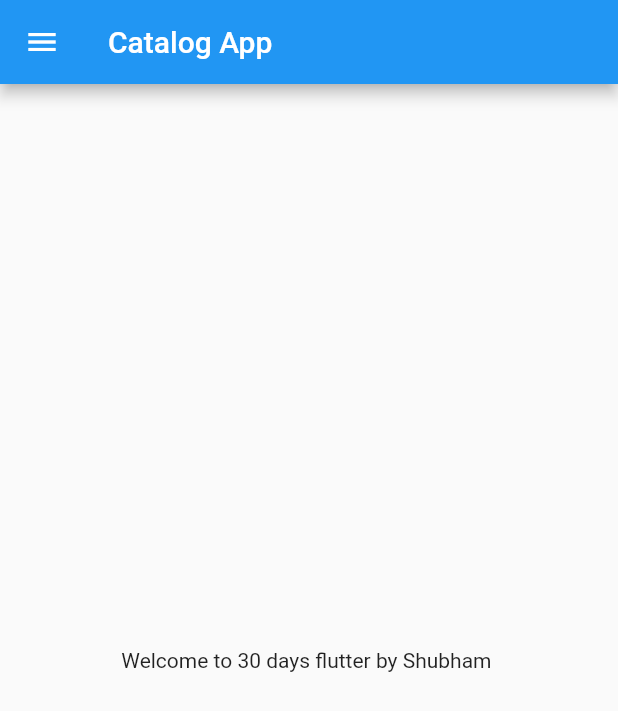
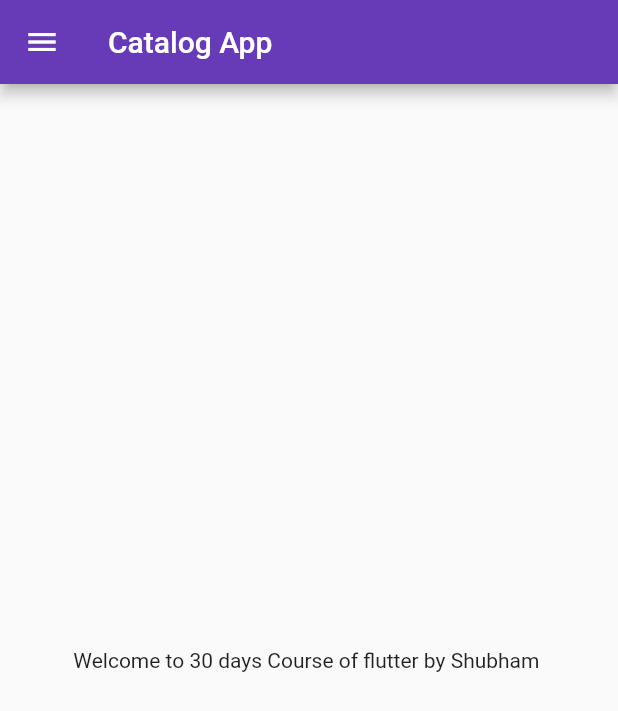
Before and after one commit to jnvshubham7/Flutter_App_1, a Flutter app: the screen it shows after launch, on a phone screen of 412 x 824 dp. Shown: the top 711 px of the screen. Run offline on Flutter 3.47's test engine with Material 2 defaults, Android fonts, the phone set to English and light mode, and no system bars.

Commit message:
Day 3 Completed

```diff
--- a/lib/main.dart
+++ b/lib/main.dart
@@ -1,5 +1,6 @@
 import 'package:flutter/material.dart';
-import 'package:flutter_catalog/home_page.dart';
+import 'package:flutter_catalog/pages/home_page.dart';
+import 'package:flutter_catalog/pages/login_page.dart';
 
 void main() {
   runApp(MyApp());
@@ -10,15 +11,19 @@ class MyApp extends StatelessWidget {
 
 
   @override
-  Widget build(BuildContext context)
+  Widget build(BuildContext context) {
+ return MaterialApp(
 
-  {
-
-
-
-
-    return MaterialApp(
-      home: HomePage(),
+      themeMode: ThemeMode.light,
+      theme: ThemeData(primarySwatch: Colors.deepPurple),
+      darkTheme: ThemeData(brightness: Brightness.dark,
+      ),
+      initialRoute: "/home",
+      routes: {
+        "/": (context)  => LoginPage(),
+        "/home": (context)  => HomePage(),
+        "/Login": (context) => LoginPage()
+             },
     );
   }
 }
--- a/lib/home_page.dart
+++ b/lib/pages/home_page.dart
@@ -16,7 +16,7 @@ class HomePage extends StatelessWidget {
 
       body: Center(
         child: Container(
-          child: Text("Welcome to $days days flutter by $name "),
+          child: Text("Welcome to $days days Course of flutter by $name "),
 
         ),
       ),
```
Also changed, not shown: lib/pages/login_page.dart (added, +22 -0 lines), 1 other file.
